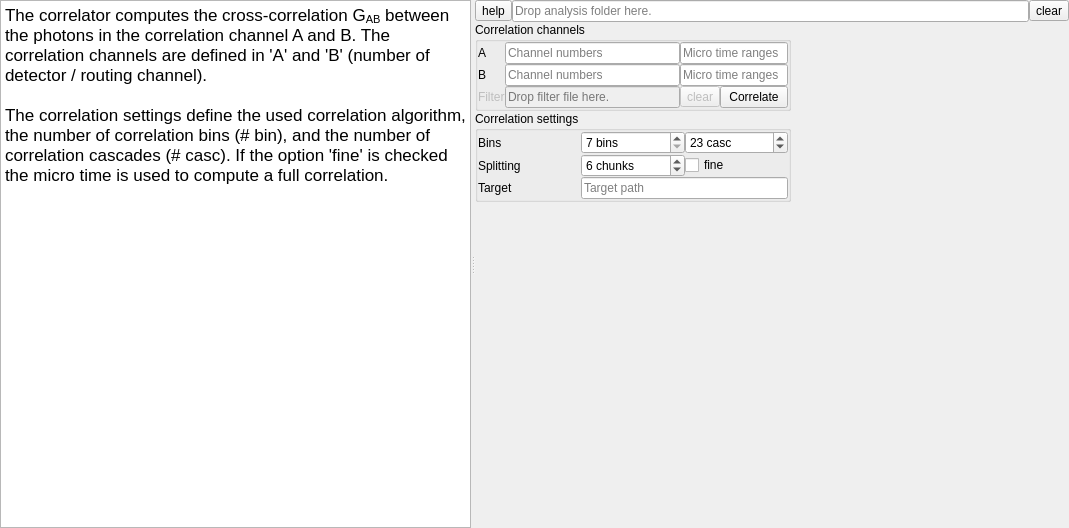
Fluorescence-Tools/chisurf, file chisurf/gui/widgets/wizard/tttr_correlator.ui: the form before one commit.
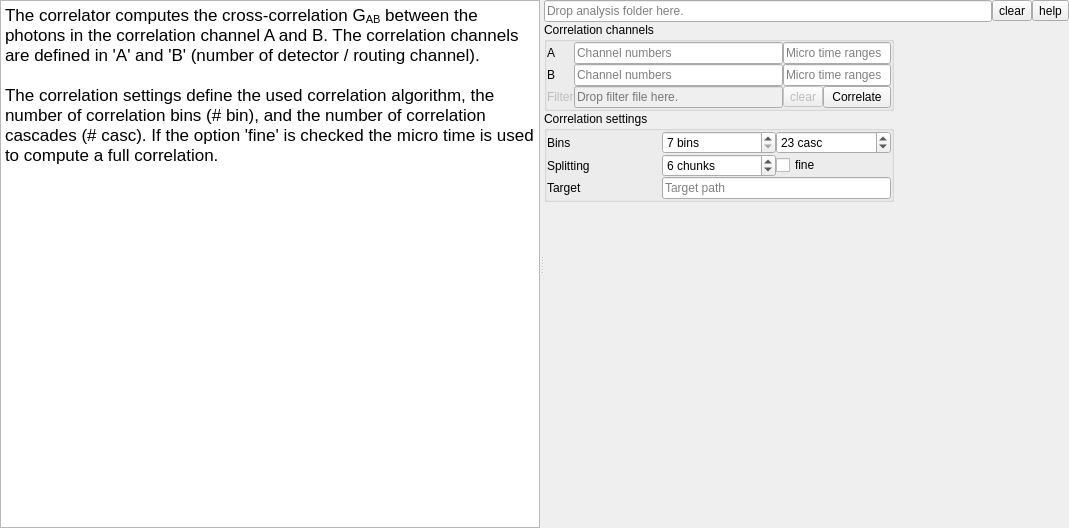
The form after the commit.

Diff of the .ui file:
```diff
--- a/chisurf/gui/widgets/wizard/tttr_correlator.ui
+++ b/chisurf/gui/widgets/wizard/tttr_correlator.ui
@@ -68,43 +68,6 @@
        <property name="spacing">
         <number>0</number>
        </property>
-       <item row="0" column="0">
-        <widget class="QToolButton" name="toolButton">
-         <property name="text">
-          <string>help</string>
-         </property>
-         <property name="checkable">
-          <bool>true</bool>
-         </property>
-         <property name="checked">
-          <bool>false</bool>
-         </property>
-        </widget>
-       </item>
-       <item row="0" column="1" colspan="2">
-        <layout class="QHBoxLayout" name="horizontalLayout">
-         <item>
-          <widget class="QLineEdit" name="lineEdit_3">
-           <property name="dragEnabled">
-            <bool>true</bool>
-           </property>
-           <property name="readOnly">
-            <bool>true</bool>
-           </property>
-           <property name="placeholderText">
-            <string>Drop analysis folder here.</string>
-           </property>
-          </widget>
-         </item>
-         <item>
-          <widget class="QToolButton" name="toolButton_4">
-           <property name="text">
-            <string>clear</string>
-           </property>
-          </widget>
-         </item>
-        </layout>
-       </item>
        <item row="1" column="0" colspan="2">
         <widget class="QGroupBox" name="groupBox_2">
          <property name="title">
@@ -403,6 +366,43 @@
          </property>
         </spacer>
        </item>
+       <item row="0" column="0" colspan="3">
+        <layout class="QHBoxLayout" name="horizontalLayout">
+         <item>
+          <widget class="QLineEdit" name="lineEdit_3">
+           <property name="dragEnabled">
+            <bool>true</bool>
+           </property>
+           <property name="readOnly">
+            <bool>true</bool>
+           </property>
+           <property name="placeholderText">
+            <string>Drop analysis folder here.</string>
+           </property>
+          </widget>
+         </item>
+         <item>
+          <widget class="QToolButton" name="toolButton_4">
+           <property name="text">
+            <string>clear</string>
+           </property>
+          </widget>
+         </item>
+         <item>
+          <widget class="QToolButton" name="toolButton">
+           <property name="text">
+            <string>help</string>
+           </property>
+           <property name="checkable">
+            <bool>true</bool>
+           </property>
+           <property name="checked">
+            <bool>false</bool>
+           </property>
+          </widget>
+         </item>
+        </layout>
+       </item>
       </layout>
      </widget>
     </widget>
```
Left out of the diff: 1 changed line with no effect on the pictures.
